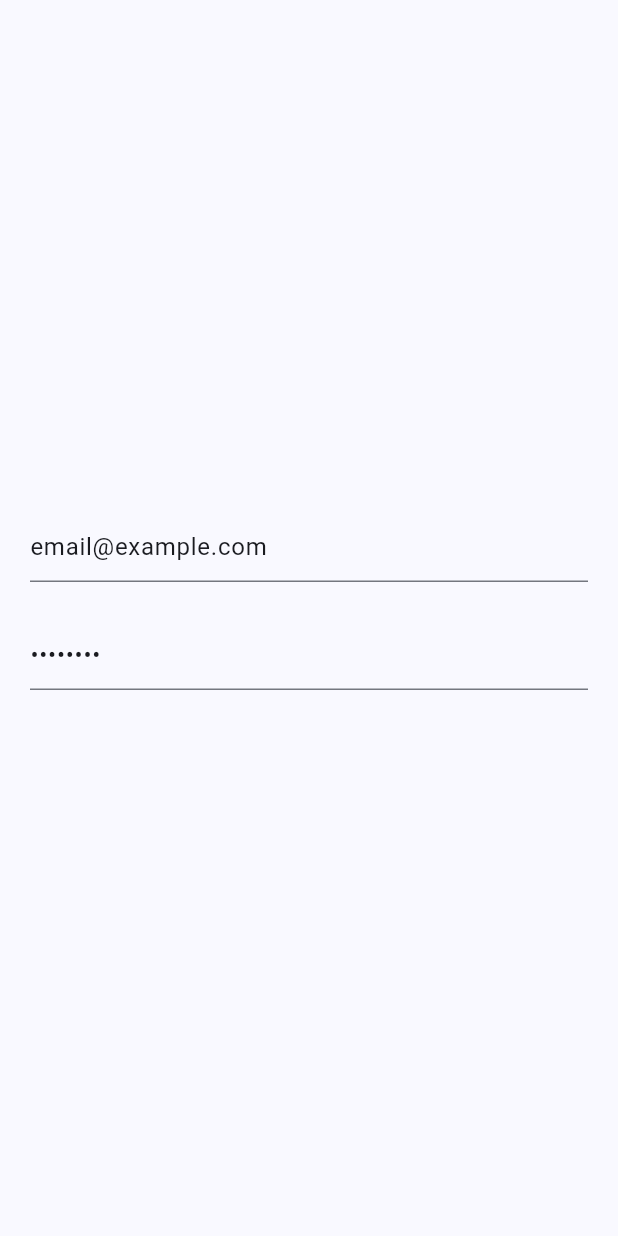
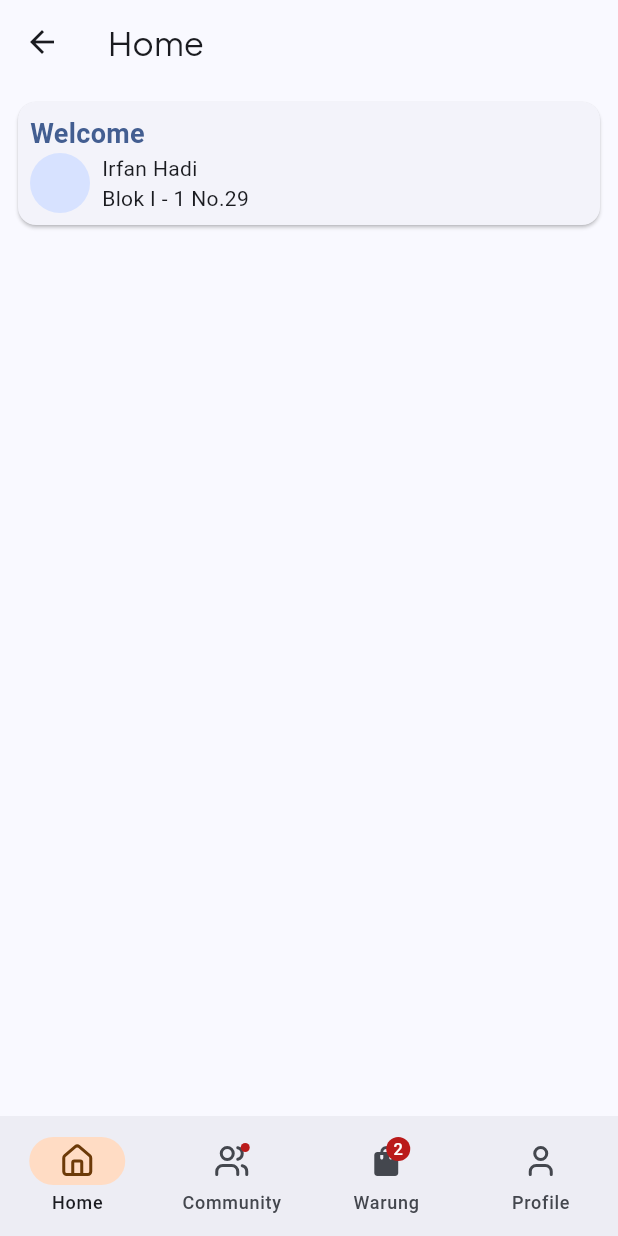
Before and after one commit to IKHINtech/sirnawa-mobile, a Flutter app: the HomeScreen screen opened directly, on a phone screen of 412 x 824 dp. Run offline on Flutter 3.47's test engine with Material 3 defaults, Android fonts, the phone set to English and light mode, and no system bars; our stand-ins replace dio, flutter_dotenv, freezed_annotation, go_router, google_fonts, lucide_icons and 1 more; accounts and stored records are empty; Roboto replaces fonts that are missing (Merriweather Sans).

Commit message:
[update] add card home

```diff
--- a/lib/main.dart
+++ b/lib/main.dart
@@ -4,8 +4,8 @@ import 'package:logging/logging.dart';
 import 'package:provider/provider.dart';
 import 'package:sirnawa_mobile/config/depedencies.dart';
 import 'package:sirnawa_mobile/routing/router.dart';
+import 'package:sirnawa_mobile/ui/core/themes/theme.dart';
 import 'package:sirnawa_mobile/ui/core/ui/scroll_behaviour.dart';
-import 'package:sirnawa_mobile/utils/theme.dart';
 import 'package:sirnawa_mobile/utils/util.dart';
 
 void main() async {
@@ -33,6 +33,7 @@ class MyApp extends StatelessWidget {
     );
     MaterialTheme theme = MaterialTheme(textTheme);
     return MaterialApp.router(
+      debugShowCheckedModeBanner: false,
       title: 'Sirnajaya Kartika Warga',
       scrollBehavior: AppCustomScrollBehavior(),
       theme: brightness == Brightness.light ? theme.light() : theme.dark(),
--- a/lib/routing/router.dart
+++ b/lib/routing/router.dart
@@ -5,6 +5,7 @@ import 'package:sirnawa_mobile/data/repositories/auth/auth_repository.dart';
 import 'package:sirnawa_mobile/routing/routes.dart';
 import 'package:sirnawa_mobile/ui/auth/login/view_models/login_viewmodel.dart';
 import 'package:sirnawa_mobile/ui/auth/login/widgets/login_screen.dart';
+import 'package:sirnawa_mobile/ui/home/widgets/home_screen.dart';
 
 GoRouter router(AuthRepository authRepository) => GoRouter(
   initialLocation: Routes.home,
@@ -23,15 +24,13 @@ GoRouter router(AuthRepository authRepository) => GoRouter(
     GoRoute(
       path: Routes.home,
       builder: (context, state) {
-        return LoginScreen(
-          viewModel: LoginViewModel(authRepository: context.read()),
+        return HomeScreen(
         );
       },
     ),
   ],
 );
 Future<String?> _redirect(BuildContext context, GoRouterState state) async {
-  // TODO: kenapa masih belum ke redirects
   // if the user is not logged in, they need to login
   final loggedIn = await context.read<AuthRepository>().isAuthenticated;
   final loggingIn = state.matchedLocation == Routes.login;
--- a/lib/utils/theme.dart
+++ b/lib/ui/core/themes/theme.dart
@@ -344,7 +344,7 @@ class MaterialTheme {
        bodyColor: colorScheme.onSurface,
        displayColor: colorScheme.onSurface,
      ),
-     scaffoldBackgroundColor: colorScheme.background,
+     scaffoldBackgroundColor: colorScheme.surface,
      canvasColor: colorScheme.surface,
   );
 
--- a/lib/ui/home/widgets/home_screen.dart
+++ b/lib/ui/home/widgets/home_screen.dart
@@ -1,5 +1,5 @@
 import 'package:flutter/material.dart';
-import 'package:sirnawa_mobile/ui/core/themes/dimens.dart';
+import 'package:lucide_icons/lucide_icons.dart';
 
 class HomeScreen extends StatefulWidget {
   const HomeScreen({super.key});
@@ -9,31 +9,63 @@ class HomeScreen extends StatefulWidget {
 }
 
 class _HomeScreenState extends State<HomeScreen> {
-  final TextEditingController _email = TextEditingController(
-    text: 'email@example.com',
-  );
-  final TextEditingController _password = TextEditingController(
-    text: 'password',
-  );
-
+  int currentPageIndex = 0;
   @override
   Widget build(BuildContext context) {
     return Scaffold(
-      body: Column(
-        crossAxisAlignment: CrossAxisAlignment.center,
-        mainAxisAlignment: MainAxisAlignment.spaceEvenly,
-        children: [
-          Padding(
-            padding: Dimens.of(context).edgeInsetsScreenSymmetric,
-            child: Column(
-              crossAxisAlignment: CrossAxisAlignment.stretch,
-              children: [
-                TextField(controller: _email),
-                const SizedBox(height: Dimens.paddingVertical),
-                TextField(controller: _password, obscureText: true),
-                const SizedBox(height: Dimens.paddingVertical),
-              ],
+      appBar: AppBar(title: Text("Home")),
+      body: Padding(
+        padding: const EdgeInsets.all(8.0),
+        child: Column(children: [
+          Card(
+            child: Padding(
+              padding: const EdgeInsets.all(8.0),
+              child: Column(
+                mainAxisAlignment: MainAxisAlignment.start,
+                crossAxisAlignment: CrossAxisAlignment.start,
+                children: [
+                  Text("Welcome", style: TextStyle(fontWeight: FontWeight.bold, fontSize: 18, color: Theme.of(context).colorScheme.primary)),
+                  Row(
+                    children: [
+                      CircleAvatar(),
+                      SizedBox(width: 8,),
+                      Column(
+                        crossAxisAlignment: CrossAxisAlignment.start,
+                        children: [
+                          Text("Irfan Hadi"),
+                          Text("Blok I - 1 No.29"),
+                        ],
+                      )
+                    ],
+                  )
+                ],
+              ),
             ),
+          )
+          ],
+        ),
+      ),
+      bottomNavigationBar: NavigationBar(
+        onDestinationSelected: (int index) {
+          setState(() {
+            currentPageIndex = index;
+          });
+        },
+        selectedIndex: currentPageIndex,
+        destinations: const <Widget>[
+          NavigationDestination(icon: Icon(LucideIcons.home), label: 'Home'),
+          NavigationDestination(
+            icon: Badge(child: Icon(LucideIcons.users)),
+            label: 'Community',
+          ),
+          NavigationDestination(
+            icon: Badge(label: Text('2'), child: Icon(Icons.shopping_bag)),
+            label: 'Warung',
+          ),
+
+          NavigationDestination(
+            icon: Icon(LucideIcons.user) ,
+            label: 'Profile',
           ),
         ],
       ),
--- a/pubspec.yaml
+++ b/pubspec.yaml
@@ -43,6 +43,7 @@ dependencies:
   flutter_dotenv:
   provider:
   go_router:
+  lucide_icons:
 
 dev_dependencies:
   flutter_test:
```
Also changed, not shown: lib/ui/core/ui/custom_button.dart (added, +31 -0 lines), lib/ui/core/ui/custom_text_field.dart (added, +85 -0 lines).
